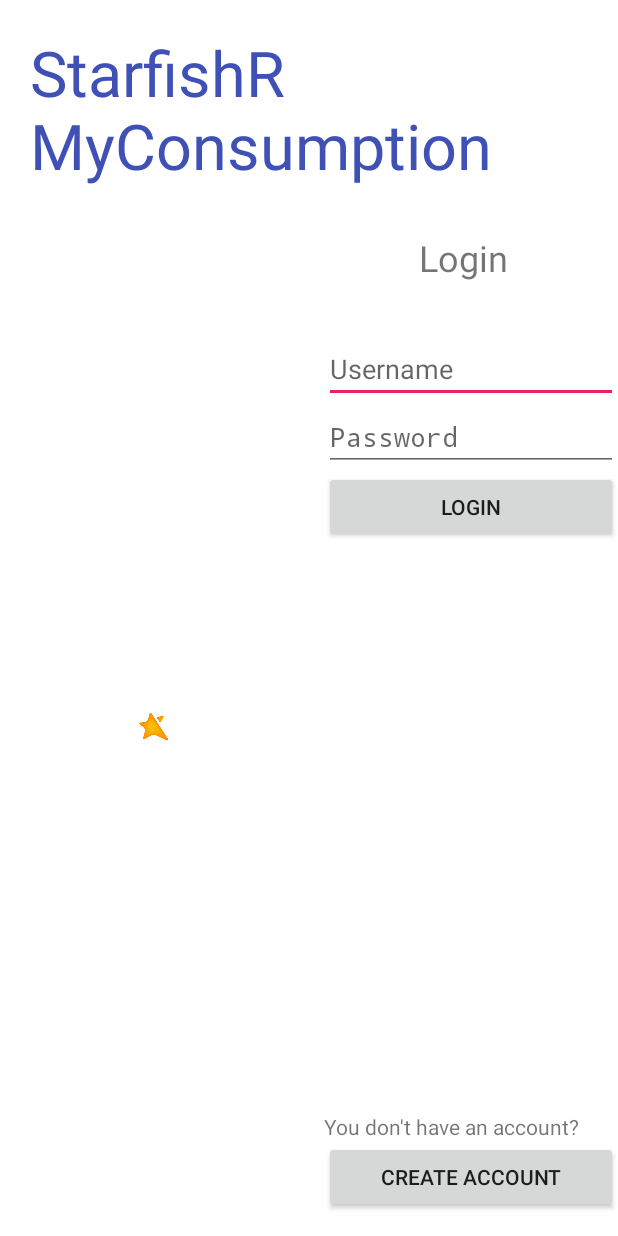
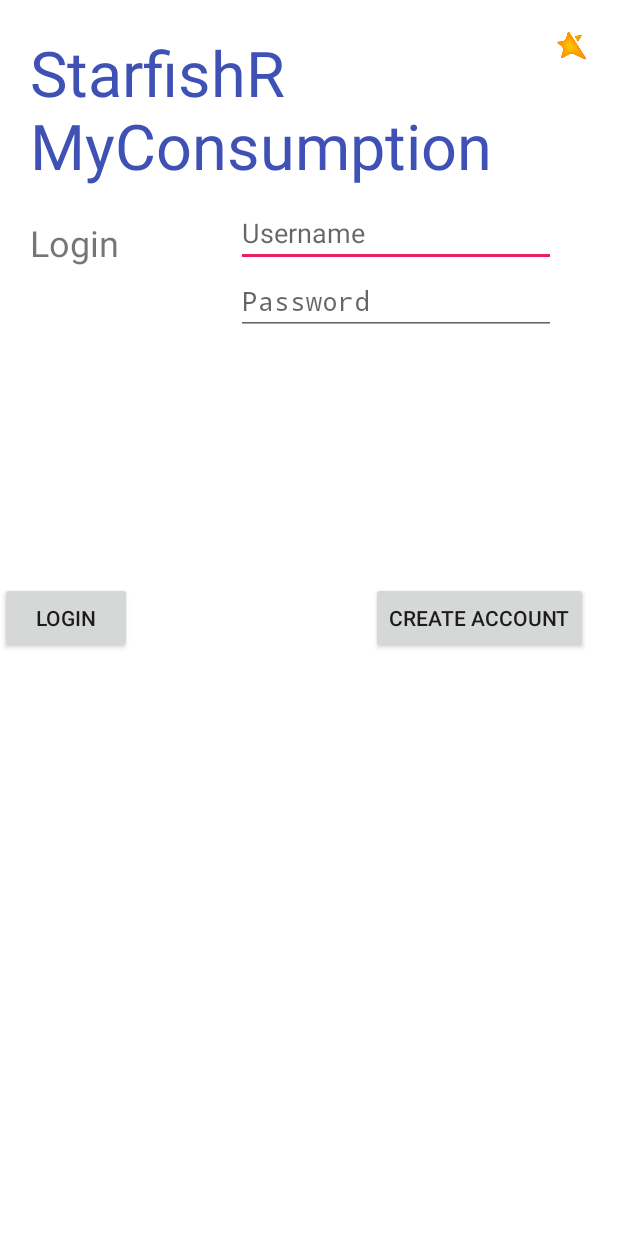
Before and after one commit to S23Y/myconsumption-android, an Android app: the screen it shows after launch (LoginActivity), on a phone screen of 412 x 824 dp. Run offline under Robolectric (Android 15) with nearby library versions, the phone set to English and light mode, and no system bars; libraries missing offline, so code that uses them is left out: com.j256.ormlite, org.codehaus.jackson; 1 statement that could not run was skipped.

Commit message:
activity login: better layout for user interaction

```diff
--- a/app/src/main/res/layout/activity_login.xml
+++ b/app/src/main/res/layout/activity_login.xml
@@ -16,54 +16,26 @@
         android:textSize="42sp"
         android:textColor="@color/theme_primary"/>
 
-    <LinearLayout
-        android:orientation="horizontal"
-        android:layout_width="fill_parent"
-        android:layout_height="fill_parent"
-        android:layout_alignParentLeft="true"
-        android:layout_below="@+id/textView">
-
-        <RelativeLayout
-            android:layout_width="match_parent"
-            android:layout_height="match_parent"
-            android:layout_weight="1">
-
-            <ImageView
-                android:layout_width="wrap_content"
-                android:layout_height="wrap_content"
-                android:id="@+id/imageView"
-                android:src="@drawable/icon"
-                android:layout_centerVertical="true"
-                android:layout_centerHorizontal="true"/>
-        </RelativeLayout>
-
-        <RelativeLayout
-            android:layout_width="fill_parent"
-            android:layout_height="fill_parent"
-            android:layout_weight="1">
-
-            <TextView
-                android:layout_width="wrap_content"
-                android:layout_height="wrap_content"
-                android:text="@string/login_login"
-                android:textSize="24sp"
-                android:layout_margin="10dp"
-                android:id="@+id/textView2"
-                android:layout_alignParentTop="true"
-                android:layout_centerHorizontal="true"/>
-
     <EditText
         android:layout_width="wrap_content"
         android:layout_height="wrap_content"
         android:hint="@string/login_username"
         android:ems="10"
         android:id="@+id/editTextUsername"
-                android:layout_below="@+id/textView2"
+        android:imeOptions="actionNext"
+        android:inputType="text"
+        android:layout_alignBottom="@+id/textView2"
+        android:layout_toLeftOf="@+id/imageView"
+        android:layout_toStartOf="@+id/imageView" />
+
+    <Button
+        android:layout_width="wrap_content"
+        android:layout_height="wrap_content"
+        android:text="@string/login_login"
+        android:id="@+id/buttonLogin"
+        android:layout_alignTop="@+id/buttonCreateAccount"
         android:layout_alignParentLeft="true"
-                android:layout_marginLeft="10dp"
-                android:layout_marginTop="25dp"
-                android:imeOptions="actionNext"
-                android:inputType="text"/>
+        android:layout_alignParentStart="true" />
 
     <EditText
         android:layout_width="wrap_content"
@@ -79,29 +51,28 @@
     <Button
         android:layout_width="wrap_content"
         android:layout_height="wrap_content"
-                android:text="@string/login_login"
-                android:id="@+id/buttonLogin"
-                android:layout_below="@+id/editTextPassword"
-                android:layout_alignLeft="@+id/editTextPassword"
-                android:layout_alignRight="@+id/editTextPassword"/>
+        android:text="@string/login_create_account"
+        android:id="@+id/buttonCreateAccount"
+        android:layout_centerVertical="true"
+        android:layout_alignRight="@+id/textView"
+        android:layout_alignEnd="@+id/textView" />
 
     <TextView
         android:layout_width="wrap_content"
         android:layout_height="wrap_content"
-                android:text="@string/login_no_account"
-                android:id="@+id/textView3"
-                android:layout_above="@+id/buttonCreateAccount"
-                android:layout_alignLeft="@+id/buttonCreateAccount"/>
+        android:text="@string/login_login"
+        android:textSize="24sp"
+        android:id="@+id/textView2"
+        android:layout_below="@+id/textView"
+        android:layout_alignLeft="@+id/textView"
+        android:layout_alignStart="@+id/textView" />
 
-            <Button
+    <ImageView
         android:layout_width="wrap_content"
         android:layout_height="wrap_content"
-                android:text="@string/login_create_account"
-                android:id="@+id/buttonCreateAccount"
-                android:layout_alignParentBottom="true"
-                android:layout_alignLeft="@+id/buttonLogin"
-                android:layout_marginBottom="15dp"
-                android:layout_alignRight="@+id/buttonLogin"/>
+        android:id="@+id/imageView"
+        android:src="@drawable/icon"
+        android:layout_alignTop="@+id/textView"
+        android:layout_alignRight="@+id/textView"
+        android:layout_alignEnd="@+id/textView" />
 </RelativeLayout>
-    </LinearLayout>
-</RelativeLayout>
```
Lines whose indentation alone changed are shown as unchanged.
